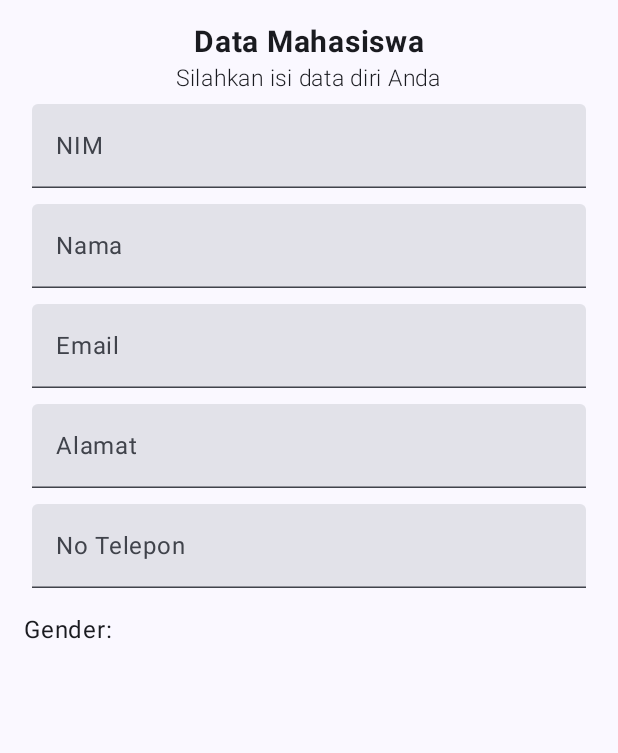
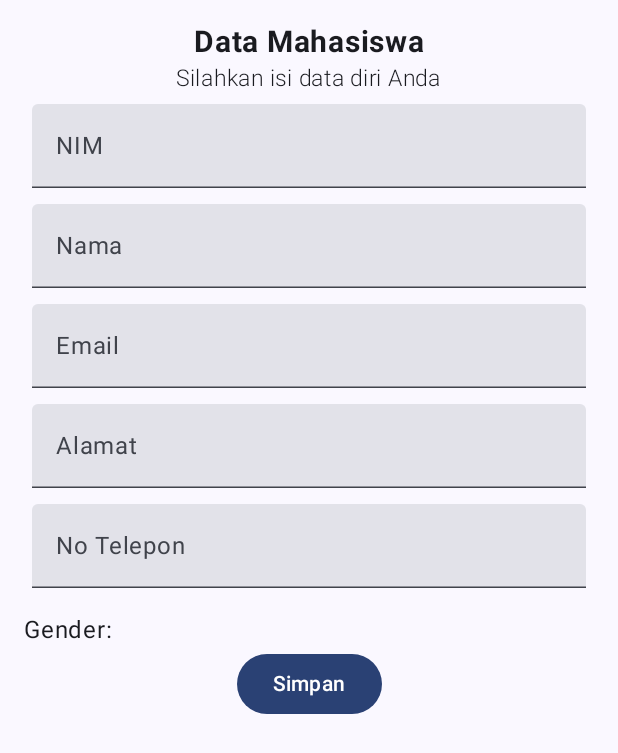
Before and after one commit to nrismawardah/QuestNavigasiMVVM_145, an Android app built with Jetpack Compose: the composable FormView called with empty values, on a phone screen of 412 x 824 dp. Shown: the top 753 px of the screen. Run offline under Robolectric (Android 15) with nearby library versions, the phone set to English and light mode, and no system bars.

Commit message:
Commit 13: Menambahkan elemen button yang dihubungkan dengan onClick listener (onSubmitClicked) untuk menangani aksi ketika tombol ditekan

```diff
--- a/app/src/main/java/com/example/questnavigasimvvm/ui/view/FormView.kt
+++ b/app/src/main/java/com/example/questnavigasimvvm/ui/view/FormView.kt
@@ -7,6 +7,7 @@ import androidx.compose.foundation.layout.fillMaxSize
 import androidx.compose.foundation.layout.fillMaxWidth
 import androidx.compose.foundation.layout.padding
 import androidx.compose.foundation.text.KeyboardOptions
+import androidx.compose.material3.Button
 import androidx.compose.material3.RadioButton
 import androidx.compose.material3.Text
 import androidx.compose.material3.TextField
@@ -120,18 +121,32 @@ fun FormView(
             padding(5.dp)
         )
         Column {
-            Text(text = "Gender:")
-            Row(modifier = Modifier.fillMaxWidth()){
+            Text(
+                text = "Gender:"
+            )
+            Row(
+                modifier = Modifier
+                    .fillMaxWidth()
+            ){
                 listJK.forEach{selectedGender->
-                    Row (verticalAlignment = Alignment.CenterVertically){
+                    Row (
+                        verticalAlignment = Alignment.CenterVertically
+                    ){
                         RadioButton(
                             selected = gender == selectedGender,
                             onClick = {gender = selectedGender}
                         )
-                        Text(text = selectedGender)
+                        Text(
+                            text = selectedGender
+                        )
                     }
                 }
             }
         }
+        Button(onClick = {
+            onSubmitClicked(listData)
+        }) {
+            Text(text = "Simpan")
+        }
     }
 }
```
